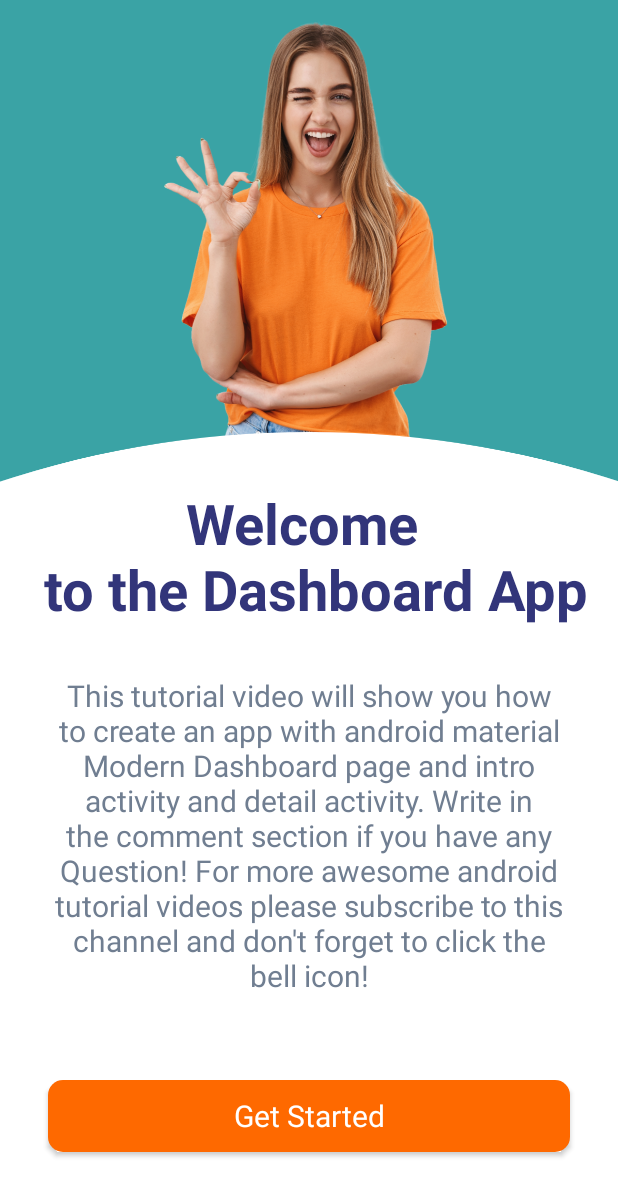
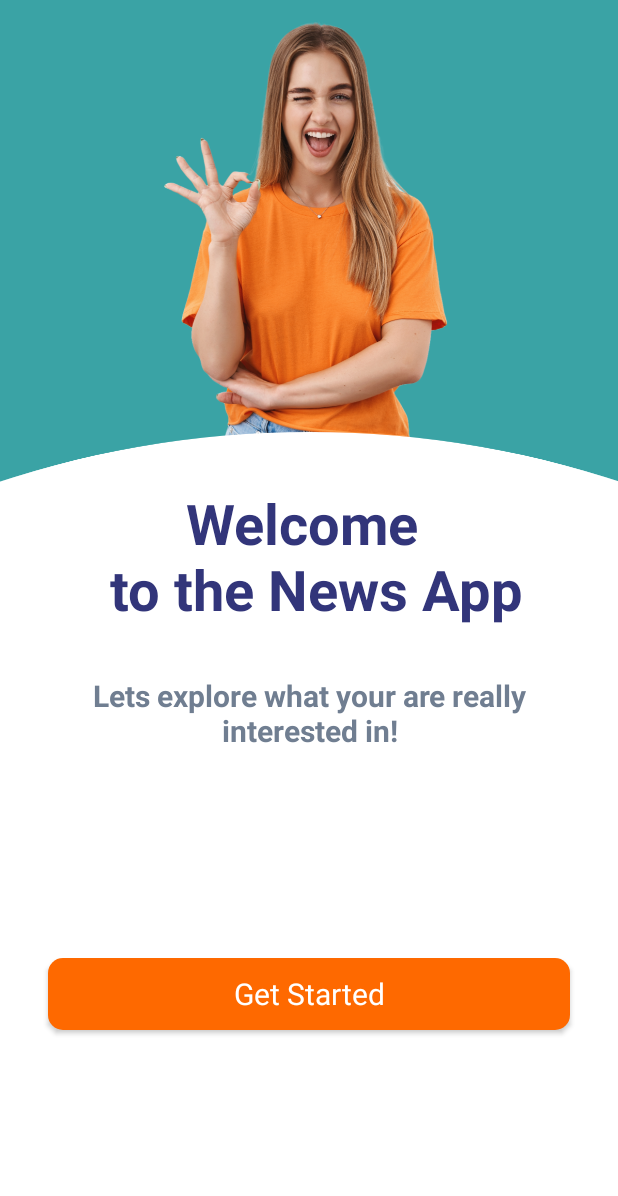
Before and after one commit to linj7/NewsDashboard, an Android app: the screen it shows after launch (IntroActivity), on a phone screen of 412 x 824 dp. Shown: the top 1196 px of the screen. Run offline under Robolectric (Android 15) with nearby library versions, the phone set to English and light mode, and no system bars.

Commit message:
modify the start interface

```diff
--- a/app/src/main/res/layout/activity_intro.xml
+++ b/app/src/main/res/layout/activity_intro.xml
@@ -44,11 +44,11 @@
             android:id="@+id/textView"
             android:layout_width="wrap_content"
             android:layout_height="wrap_content"
-            android:text="Welcome \n to the Dashboard App"
+            android:text="Welcome \n to the News App"
+            android:textAlignment="center"
+            android:textColor="@color/dark_blue"
             android:textSize="37sp"
-            android:textColor="@color/dark_blue"
             android:textStyle="bold"
-            android:textAlignment="center"
             app:layout_constraintEnd_toEndOf="parent"
             app:layout_constraintStart_toStartOf="parent"
             app:layout_constraintTop_toBottomOf="@+id/imageView" />
@@ -60,12 +60,11 @@
             android:layout_marginStart="32dp"
             android:layout_marginTop="32dp"
             android:layout_marginEnd="32dp"
-            android:text="This tutorial video will show you how to create an app with android material Modern Dashboard page and intro activity and detail activity.
-Write in the comment section if you have any Question!
-For more awesome android tutorial videos please subscribe to this channel and don't forget to click the bell icon!"
+            android:text="Lets explore what your are really interested in!"
             android:textAlignment="center"
             android:textColor="#707E91"
             android:textSize="20sp"
+            android:textStyle="bold"
             app:layout_constraintEnd_toEndOf="parent"
             app:layout_constraintStart_toStartOf="parent"
             app:layout_constraintTop_toBottomOf="@+id/textView" />
```
